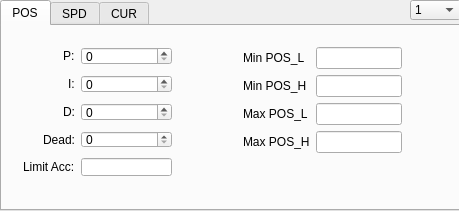
Old version of the form interface/src/pid.ui in the repository longhao666/20180702jointMrapi.
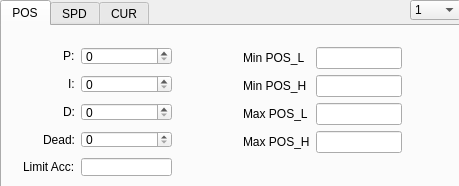
New version of the form. The open tabs and pages were chosen to show the change.

What changed in the file:
```diff
--- a/interface/src/pid.ui
+++ b/interface/src/pid.ui
@@ -7,7 +7,7 @@
     <x>0</x>
     <y>0</y>
     <width>459</width>
-    <height>211</height>
+    <height>186</height>
    </rect>
   </property>
   <property name="windowTitle">
```
Left out of the diff: 2 changed lines with no effect on the pictures.
